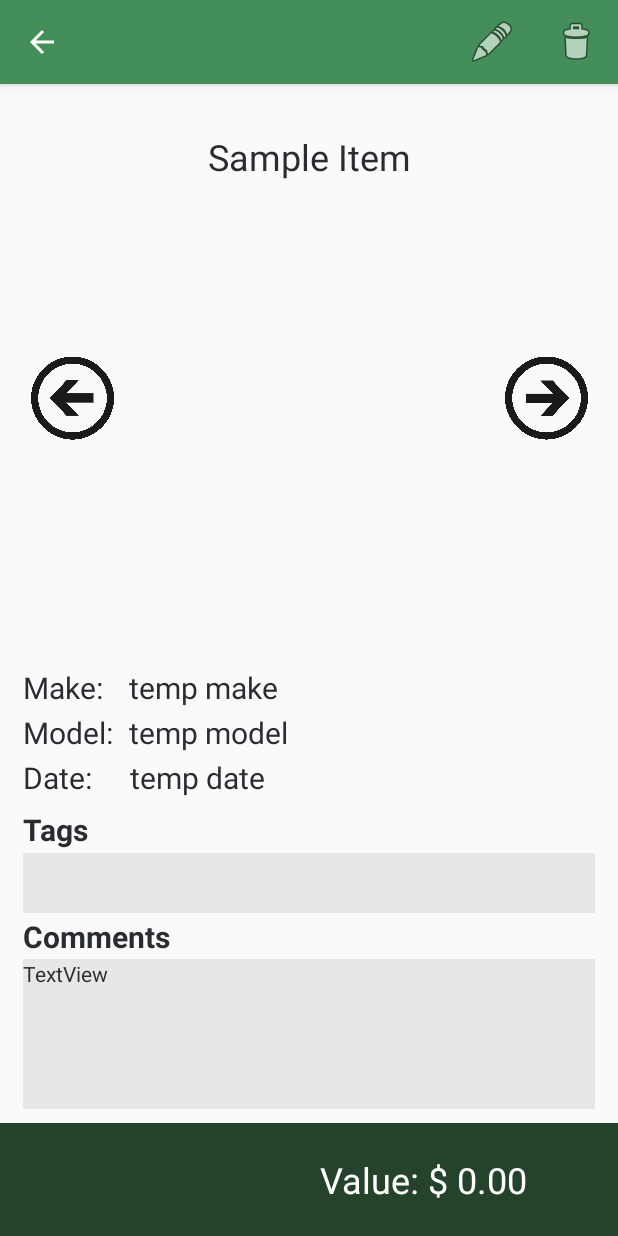
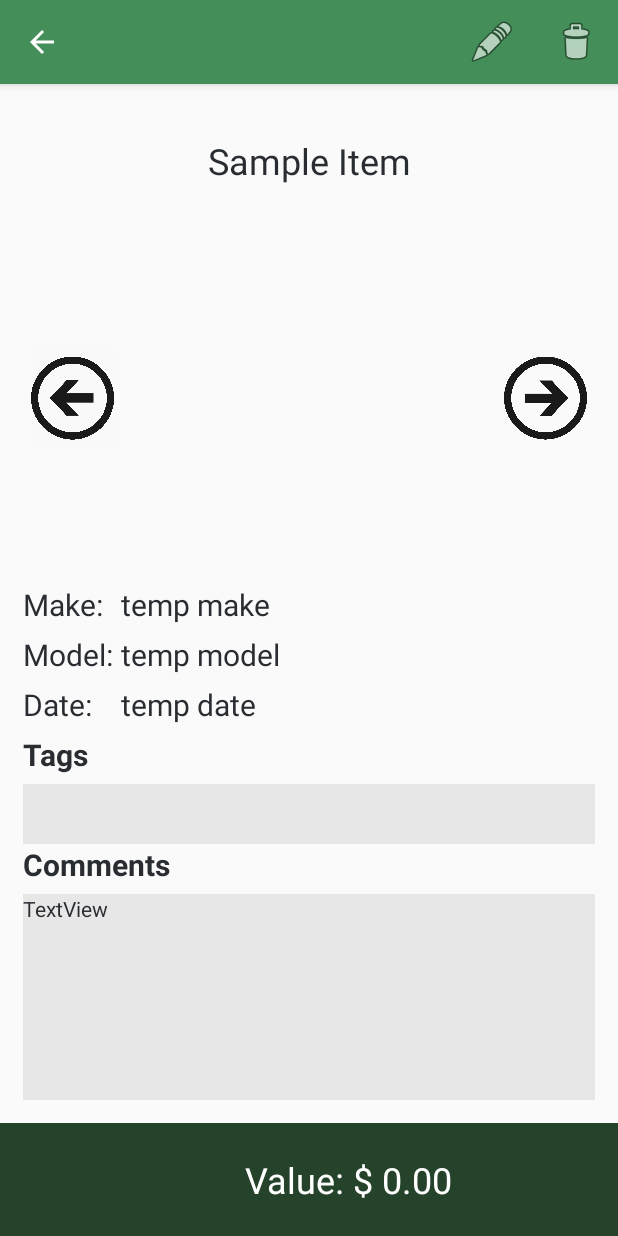
Before and after one commit to CMPUT301F23T09/Bread-Heads, an Android app: the ItemDetailsActivity screen opened directly, with no data from a screen before it, on a phone screen of 412 x 824 dp. Run offline under Robolectric (Android 15) with nearby library versions, the phone set to English and light mode, and no system bars; 6 statements that could not run were skipped.

Commit message:
fixed ui issue

```diff
--- a/app/app/src/main/res/layout/activity_item_details.xml
+++ b/app/app/src/main/res/layout/activity_item_details.xml
@@ -9,32 +9,30 @@
         android:id="@+id/dateText"
         android:layout_width="wrap_content"
         android:layout_height="33dp"
-        android:layout_marginStart="6dp"
-        android:layout_marginBottom="80dp"
         android:text="@string/dateText"
         android:textSize="20sp"
-        app:layout_constraintBottom_toBottomOf="parent"
+        app:layout_constraintBottom_toBottomOf="@+id/dateTitle"
         app:layout_constraintStart_toEndOf="@+id/dateTitle"
-        app:layout_constraintTop_toBottomOf="@+id/previousButton"
+        app:layout_constraintTop_toBottomOf="@+id/modelTitle"
         tools:ignore="TextSizeCheck" />
 
     <TextView
         android:id="@+id/modelText"
         android:layout_width="wrap_content"
         android:layout_height="33dp"
-        android:layout_marginStart="5dp"
-        android:layout_marginBottom="140dp"
         android:text="@string/modelText"
         android:textSize="20sp"
-        app:layout_constraintBottom_toBottomOf="parent"
+        app:layout_constraintBottom_toBottomOf="@+id/modelTitle"
         app:layout_constraintStart_toEndOf="@+id/modelTitle"
-        app:layout_constraintTop_toBottomOf="@+id/previousButton"
+        app:layout_constraintTop_toTopOf="@+id/modelTitle"
+        app:layout_constraintVertical_bias="0.0"
         tools:ignore="TextSizeCheck" />
 
     <TextView
         android:id="@+id/itemDescription"
         android:layout_width="wrap_content"
         android:layout_height="41dp"
+        android:layout_marginTop="5dp"
         android:text="@string/itemName"
         android:textAlignment="center"
         android:textSize="24sp"
@@ -50,7 +48,7 @@
         android:layout_height="208dp"
         android:layout_marginBottom="350dp"
         android:contentDescription="@string/imageContentDescription"
-        app:layout_constraintBottom_toBottomOf="parent"
+        app:layout_constraintBottom_toBottomOf="@+id/bottomBar"
         app:layout_constraintEnd_toEndOf="parent"
         app:layout_constraintStart_toStartOf="parent"
         app:layout_constraintTop_toTopOf="parent"
@@ -60,31 +58,29 @@
         android:id="@+id/previousButton"
         android:layout_width="55dp"
         android:layout_height="65dp"
-        android:layout_marginBottom="350dp"
         android:adjustViewBounds="true"
         android:background="#F9F9F9"
         android:contentDescription="@string/prevButtonDescription"
         android:scaleType="fitCenter"
-        app:layout_constraintBottom_toBottomOf="parent"
+        app:layout_constraintBottom_toBottomOf="@+id/itemImage"
         app:layout_constraintEnd_toStartOf="@+id/itemImage"
         app:layout_constraintStart_toStartOf="parent"
-        app:layout_constraintTop_toTopOf="parent"
+        app:layout_constraintTop_toTopOf="@+id/itemImage"
         app:srcCompat="@drawable/previous" />
 
     <ImageButton
         android:id="@+id/nextButton"
         android:layout_width="55dp"
         android:layout_height="65dp"
-        android:layout_marginBottom="350dp"
         android:adjustViewBounds="true"
         android:background="#00FFFFFF"
         android:backgroundTint="#F9F9F9"
         android:contentDescription="@string/nextButtonDescription"
         android:scaleType="fitCenter"
-        app:layout_constraintBottom_toBottomOf="parent"
+        app:layout_constraintBottom_toBottomOf="@+id/itemImage"
         app:layout_constraintEnd_toEndOf="parent"
         app:layout_constraintStart_toEndOf="@+id/itemImage"
-        app:layout_constraintTop_toTopOf="parent"
+        app:layout_constraintTop_toTopOf="@+id/itemImage"
         app:srcCompat="@drawable/next" />
 
     <TextView
@@ -92,25 +88,23 @@
         android:layout_width="65dp"
         android:layout_height="33dp"
         android:layout_marginStart="15dp"
-        android:layout_marginBottom="200dp"
+        android:layout_marginTop="20dp"
         android:text="@string/makeTitle"
         android:textSize="20sp"
-        app:layout_constraintBottom_toBottomOf="parent"
+        app:layout_constraintBottom_toTopOf="@+id/modelTitle"
         app:layout_constraintStart_toStartOf="parent"
-        app:layout_constraintTop_toBottomOf="@+id/previousButton"
+        app:layout_constraintTop_toBottomOf="@+id/itemImage"
         tools:ignore="TextSizeCheck" />
 
     <TextView
         android:id="@+id/makeText"
         android:layout_width="wrap_content"
         android:layout_height="33dp"
-        android:layout_marginStart="5dp"
-        android:layout_marginBottom="200dp"
         android:text="@string/makeText"
         android:textSize="20sp"
-        app:layout_constraintBottom_toBottomOf="parent"
+        app:layout_constraintBottom_toBottomOf="@+id/makeTitle"
         app:layout_constraintStart_toEndOf="@+id/makeTitle"
-        app:layout_constraintTop_toBottomOf="@+id/previousButton"
+        app:layout_constraintTop_toTopOf="@id/makeTitle"
         tools:ignore="TextSizeCheck" />
 
     <TextView
@@ -118,12 +112,11 @@
         android:layout_width="65dp"
         android:layout_height="33dp"
         android:layout_marginStart="15dp"
-        android:layout_marginBottom="140dp"
         android:text="@string/modelTitle"
         android:textSize="20sp"
-        app:layout_constraintBottom_toBottomOf="parent"
+        app:layout_constraintBottom_toTopOf="@+id/dateTitle"
         app:layout_constraintStart_toStartOf="parent"
-        app:layout_constraintTop_toBottomOf="@+id/previousButton"
+        app:layout_constraintTop_toBottomOf="@+id/makeTitle"
         tools:ignore="TextSizeCheck" />
 
     <TextView
@@ -131,12 +124,10 @@
         android:layout_width="65dp"
         android:layout_height="33dp"
         android:layout_marginStart="15dp"
-        android:layout_marginBottom="80dp"
         android:text="@string/dateTitle"
         android:textSize="20sp"
-        app:layout_constraintBottom_toBottomOf="parent"
         app:layout_constraintStart_toStartOf="parent"
-        app:layout_constraintTop_toBottomOf="@+id/previousButton"
+        app:layout_constraintTop_toBottomOf="@id/modelTitle"
         tools:ignore="TextSizeCheck" />
 
     <TextView
@@ -144,11 +135,10 @@
         android:layout_width="65dp"
         android:layout_height="33dp"
         android:layout_marginStart="15dp"
-        android:layout_marginBottom="250dp"
         android:text="@string/tagsTitle"
         android:textSize="20sp"
         android:textStyle="bold"
-        app:layout_constraintBottom_toBottomOf="parent"
+        app:layout_constraintBottom_toTopOf="@id/tagsRecyclerView"
         app:layout_constraintStart_toStartOf="parent"
         app:layout_constraintTop_toBottomOf="@+id/dateTitle"
         tools:ignore="TextSizeCheck" />
@@ -158,12 +148,12 @@
         android:layout_width="100dp"
         android:layout_height="33dp"
         android:layout_marginStart="15dp"
-        android:layout_marginBottom="180dp"
         android:text="@string/commentsTitle"
         android:textSize="20sp"
         android:textStyle="bold"
-        app:layout_constraintBottom_toBottomOf="parent"
+        app:layout_constraintBottom_toBottomOf="@id/commentText"
         app:layout_constraintStart_toStartOf="parent"
+        app:layout_constraintTop_toBottomOf="@id/tagsRecyclerView"
         tools:ignore="TextSizeCheck" />
 
     <TextView
@@ -181,11 +171,10 @@
         android:id="@+id/valueTitle"
         android:layout_width="wrap_content"
         android:layout_height="wrap_content"
-        android:layout_marginStart="100dp"
         android:text="@string/valueTitle"
         android:textColor="#FFFFFF"
         android:textSize="24sp"
-        app:layout_constraintBottom_toBottomOf="parent"
+        app:layout_constraintBottom_toBottomOf="@+id/bottomBar"
         app:layout_constraintEnd_toEndOf="@+id/bottomBar"
         app:layout_constraintStart_toStartOf="parent"
         app:layout_constraintTop_toTopOf="@+id/bottomBar" />
@@ -198,7 +187,7 @@
         android:text="@string/valueText"
         android:textColor="#FFFFFF"
         android:textSize="24sp"
-        app:layout_constraintBottom_toBottomOf="parent"
+        app:layout_constraintBottom_toBottomOf="@+id/bottomBar"
         app:layout_constraintStart_toEndOf="@+id/valueTitle"
         app:layout_constraintTop_toTopOf="@+id/bottomBar" />
 
@@ -210,24 +199,23 @@
         android:layout_marginEnd="15dp"
         android:background="@color/background_grey_light"
         android:scrollbars="horizontal"
-        app:layout_constraintBottom_toTopOf="@+id/commentText"
+        app:layout_constraintTop_toBottomOf="@+id/tagsTitle"
+        app:layout_constraintStart_toStartOf="parent"
         app:layout_constraintEnd_toEndOf="parent"
-        app:layout_constraintStart_toStartOf="parent"
-        app:layout_constraintTop_toBottomOf="@+id/dateText" />
+        app:layout_constraintBottom_toTopOf="@+id/CommentsTitle" />
 
     <TextView
         android:id="@+id/commentText"
         android:layout_width="0dp"
-        android:layout_height="100dp"
+        android:layout_height="0dp"
         android:layout_marginStart="15dp"
         android:layout_marginEnd="15dp"
-        android:layout_marginBottom="90dp"
+        android:layout_marginBottom="15dp"
         android:background="@color/background_grey_light"
         android:text="@string/commentText"
         android:textColor="@color/black"
-        app:layout_constraintBottom_toBottomOf="parent"
+        app:layout_constraintTop_toBottomOf="@+id/CommentsTitle"
+        app:layout_constraintStart_toStartOf="parent"
         app:layout_constraintEnd_toEndOf="parent"
-        app:layout_constraintStart_toStartOf="parent"
-        app:layout_constraintTop_toBottomOf="@+id/CommentsTitle" />
-
+        app:layout_constraintBottom_toTopOf="@+id/bottomBar" />
 </androidx.constraintlayout.widget.ConstraintLayout>
```
